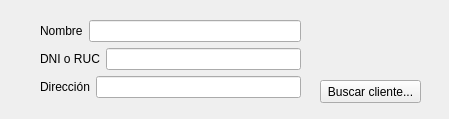
Old version of the form ManagerM/ui_new_venta_cotizacion.ui in the repository janfranco27/TheProyect.
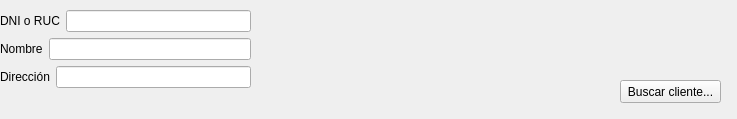
New version of the form.

Diff of the .ui file:
```diff
--- a/ManagerM/ui_new_venta_cotizacion.ui
+++ b/ManagerM/ui_new_venta_cotizacion.ui
@@ -6,7 +6,7 @@
    <rect>
     <x>0</x>
     <y>0</y>
-    <width>449</width>
+    <width>737</width>
     <height>119</height>
    </rect>
   </property>
@@ -16,7 +16,7 @@
   <widget class="QPushButton" name="pushButton">
    <property name="geometry">
     <rect>
-     <x>320</x>
+     <x>620</x>
      <y>80</y>
      <width>101</width>
      <height>23</height>
@@ -29,28 +29,14 @@
   <widget class="QWidget" name="">
    <property name="geometry">
     <rect>
-     <x>40</x>
-     <y>20</y>
-     <width>261</width>
+     <x>0</x>
+     <y>10</y>
+     <width>251</width>
      <height>80</height>
     </rect>
    </property>
    <layout class="QGridLayout" name="gridLayout">
     <item row="0" column="0">
-     <layout class="QHBoxLayout" name="horizontalLayout">
-      <item>
-       <widget class="QLabel" name="label">
-        <property name="text">
-         <string>Nombre</string>
-        </property>
-       </widget>
-      </item>
-      <item>
-       <widget class="QLineEdit" name="lineEdit"/>
-      </item>
-     </layout>
-    </item>
-    <item row="1" column="0">
      <layout class="QHBoxLayout" name="horizontalLayout_2">
       <item>
        <widget class="QLabel" name="label_2">
@@ -60,7 +46,21 @@
        </widget>
       </item>
       <item>
-       <widget class="QLineEdit" name="lineEdit_2"/>
+       <widget class="QLineEdit" name="lineEdit_ruc"/>
+      </item>
+     </layout>
+    </item>
+    <item row="1" column="0">
+     <layout class="QHBoxLayout" name="horizontalLayout">
+      <item>
+       <widget class="QLabel" name="label">
+        <property name="text">
+         <string>Nombre</string>
+        </property>
+       </widget>
+      </item>
+      <item>
+       <widget class="QLineEdit" name="lineEdit_nombre"/>
       </item>
      </layout>
     </item>
```
Left out of the diff: 2 changed lines with no effect on the pictures.
